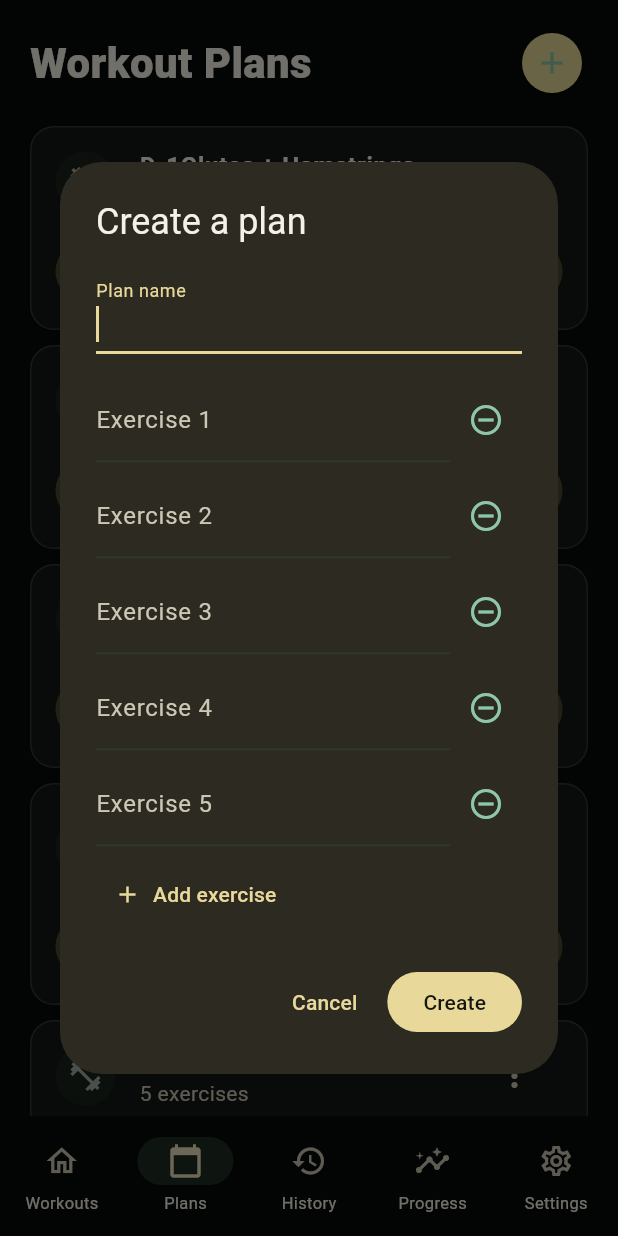
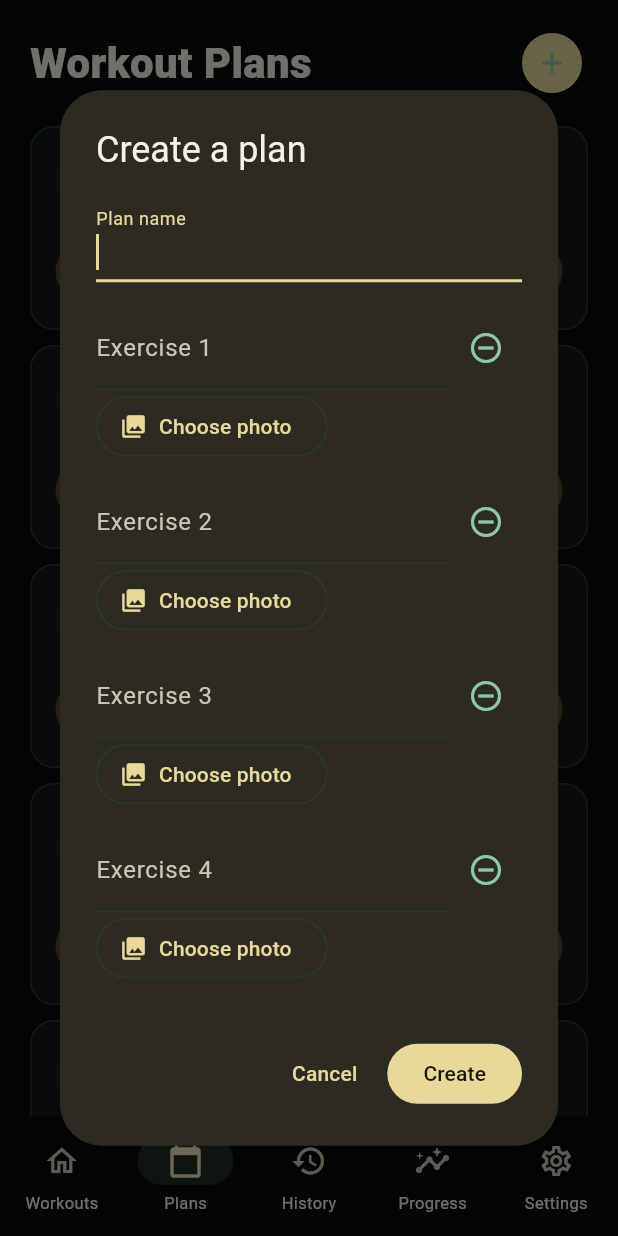
Before and after one commit to wazo-byte/flutter_ipohne_app_zenith00, a Flutter app: the screen it shows after launch, item 2 of the bottom bar chosen, after a tap on the "add" icon, on a phone screen of 412 x 824 dp. Run offline on Flutter 3.47's test engine with Material 3 defaults, Android fonts, the phone set to English and light mode, and no system bars; our stand-ins replace image_picker, shared_preferences; Roboto replaces fonts that are missing (SF Pro Display).

Commit message:
Add exercise photos from gallery

```diff
--- a/lib/models/workout_plan.dart
+++ b/lib/models/workout_plan.dart
@@ -4,6 +4,7 @@ class WorkoutPlan {
   final int exerciseCount;
   final DateTime? lastCompleted;
   final List<String> exercises;
+  final List<String?> exerciseImages;
 
   /// Reserved for future push/pull/legs, upper/lower, and muscle visuals.
   final String? category;
@@ -14,6 +15,7 @@ class WorkoutPlan {
     required this.exerciseCount,
     this.lastCompleted,
     this.exercises = const [],
+    this.exerciseImages = const [],
     this.category,
   });
 
@@ -21,20 +23,30 @@ class WorkoutPlan {
       ? List.generate(exerciseCount, (index) => 'Exercise ${index + 1}')
       : exercises;
 
+  String? exerciseImageAt(int index) =>
+      index < exerciseImages.length ? exerciseImages[index] : null;
+
   Map<String, dynamic> toJson() => {
         'id': id,
         'name': name,
         'exercises': exerciseNames,
+        'exerciseImages': List.generate(
+          exerciseNames.length,
+          exerciseImageAt,
+        ),
         'category': category,
       };
 
   factory WorkoutPlan.fromJson(Map<String, dynamic> json) {
     final exercises = List<String>.from(json['exercises'] as List? ?? const []);
+    final exerciseImages =
+        List<String?>.from(json['exerciseImages'] as List? ?? const []);
     return WorkoutPlan(
       id: json['id'] as String,
       name: json['name'] as String,
       exerciseCount: exercises.length,
       exercises: exercises,
+      exerciseImages: exerciseImages,
       category: json['category'] as String?,
     );
   }
--- a/lib/screens/plans/plans_screen.dart
+++ b/lib/screens/plans/plans_screen.dart
@@ -1,12 +1,23 @@
+import 'dart:convert';
+
 import 'package:flutter/material.dart';
+import 'package:image_picker/image_picker.dart';
 import '../../core/theme/app_theme.dart';
 import '../../models/workout_plan.dart';
 
-typedef _PlanDraft = ({String name, List<String> exercises});
+typedef _PlanDraft = ({
+  String name,
+  List<String> exercises,
+  List<String?> exerciseImages,
+});
 
 class PlansScreen extends StatelessWidget {
   final List<WorkoutPlan> plans;
-  final void Function(String name, List<String> exercises) onCreatePlan;
+  final void Function(
+    String name,
+    List<String> exercises,
+    List<String?> exerciseImages,
+  ) onCreatePlan;
   final ValueChanged<WorkoutPlan> onUpdatePlan;
   final ValueChanged<WorkoutPlan> onDeletePlan;
   final ValueChanged<WorkoutPlan> onStartWorkout;
@@ -31,6 +42,10 @@ class PlansScreen extends StatelessWidget {
         : plan.exerciseNames
             .map((exercise) => TextEditingController(text: exercise))
             .toList();
+    final exerciseImages = List<String?>.generate(
+      exerciseControllers.length,
+      (index) => plan?.exerciseImageAt(index),
+    );
 
     try {
       final result = await showDialog<_PlanDraft>(
@@ -65,14 +80,18 @@ class PlansScreen extends StatelessWidget {
                         final index = entry.$1;
                         final controller = entry.$2;
                         return Padding(
-                          padding: const EdgeInsets.only(bottom: 8),
-                          child: Row(
+                          padding: const EdgeInsets.only(bottom: 12),
+                          child: Column(
+                            crossAxisAlignment: CrossAxisAlignment.start,
+                            children: [
+                              Row(
                                 children: [
                                   Expanded(
                                     child: TextFormField(
                                       key: ValueKey(controller),
                                       controller: controller,
-                                  textCapitalization: TextCapitalization.words,
+                                      textCapitalization:
+                                          TextCapitalization.words,
                                       decoration: InputDecoration(
                                         labelText: 'Exercise ${index + 1}',
                                       ),
@@ -91,9 +110,62 @@ class PlansScreen extends StatelessWidget {
                                               exerciseControllers
                                                   .removeAt(index)
                                                   .dispose();
+                                              exerciseImages.removeAt(index);
                                             });
                                           },
-                                icon: const Icon(Icons.remove_circle_outline),
+                                    icon: const Icon(
+                                      Icons.remove_circle_outline,
+                                    ),
+                                  ),
+                                ],
+                              ),
+                              Row(
+                                children: [
+                                  OutlinedButton.icon(
+                                    onPressed: () async {
+                                      final image =
+                                          await ImagePicker().pickImage(
+                                        source: ImageSource.gallery,
+                                        maxWidth: 480,
+                                        maxHeight: 480,
+                                        imageQuality: 60,
+                                      );
+                                      if (image == null) return;
+                                      final bytes = await image.readAsBytes();
+                                      if (!context.mounted) return;
+                                      setDialogState(() {
+                                        exerciseImages[index] =
+                                            base64Encode(bytes);
+                                      });
+                                    },
+                                    icon: const Icon(Icons.photo_library),
+                                    label: Text(
+                                      exerciseImages[index] == null
+                                          ? 'Choose photo'
+                                          : 'Change photo',
+                                    ),
+                                  ),
+                                  if (exerciseImages[index] != null)
+                                    IconButton(
+                                      tooltip: 'Remove photo',
+                                      onPressed: () => setDialogState(
+                                        () => exerciseImages[index] = null,
+                                      ),
+                                      icon: const Icon(Icons.delete_outline),
+                                    ),
+                                  if (exerciseImages[index] != null) ...[
+                                    const SizedBox(width: 8),
+                                    ClipRRect(
+                                      borderRadius: BorderRadius.circular(8),
+                                      child: Image.memory(
+                                        base64Decode(exerciseImages[index]!),
+                                        width: 52,
+                                        height: 52,
+                                        fit: BoxFit.cover,
+                                      ),
+                                    ),
+                                  ],
+                                ],
                               ),
                             ],
                           ),
@@ -102,11 +174,10 @@ class PlansScreen extends StatelessWidget {
                       Align(
                         alignment: Alignment.centerLeft,
                         child: TextButton.icon(
-                          onPressed: () => setDialogState(
-                            () => exerciseControllers.add(
-                              TextEditingController(),
-                            ),
-                          ),
+                          onPressed: () => setDialogState(() {
+                            exerciseControllers.add(TextEditingController());
+                            exerciseImages.add(null);
+                          }),
                           icon: const Icon(Icons.add),
                           label: const Text('Add exercise'),
                         ),
@@ -131,6 +202,7 @@ class PlansScreen extends StatelessWidget {
                       exercises: exerciseControllers
                           .map((controller) => controller.text.trim())
                           .toList(),
+                      exerciseImages: List.of(exerciseImages),
                     ),
                   );
                 },
@@ -142,7 +214,11 @@ class PlansScreen extends StatelessWidget {
       );
       if (result == null) return;
       if (plan == null) {
-        onCreatePlan(result.name, result.exercises);
+        onCreatePlan(
+          result.name,
+          result.exercises,
+          result.exerciseImages,
+        );
       } else {
         onUpdatePlan(
           WorkoutPlan(
@@ -150,6 +226,7 @@ class PlansScreen extends StatelessWidget {
             name: result.name,
             exerciseCount: result.exercises.length,
             exercises: result.exercises,
+            exerciseImages: result.exerciseImages,
             category: plan.category,
             lastCompleted: plan.lastCompleted,
           ),
--- a/pubspec.yaml
+++ b/pubspec.yaml
@@ -9,6 +9,7 @@ environment:
 dependencies:
   flutter:
     sdk: flutter
+  image_picker: ^1.1.2
   shared_preferences: ^2.5.4
 
 dev_dependencies:
```
Also changed, not shown: lib/main.dart (+6 -1 lines), lib/screens/session/workout_session_screen.dart (+22 -2 lines), pubspec.lock, 1 other file. Lines whose indentation alone changed are shown as unchanged.
